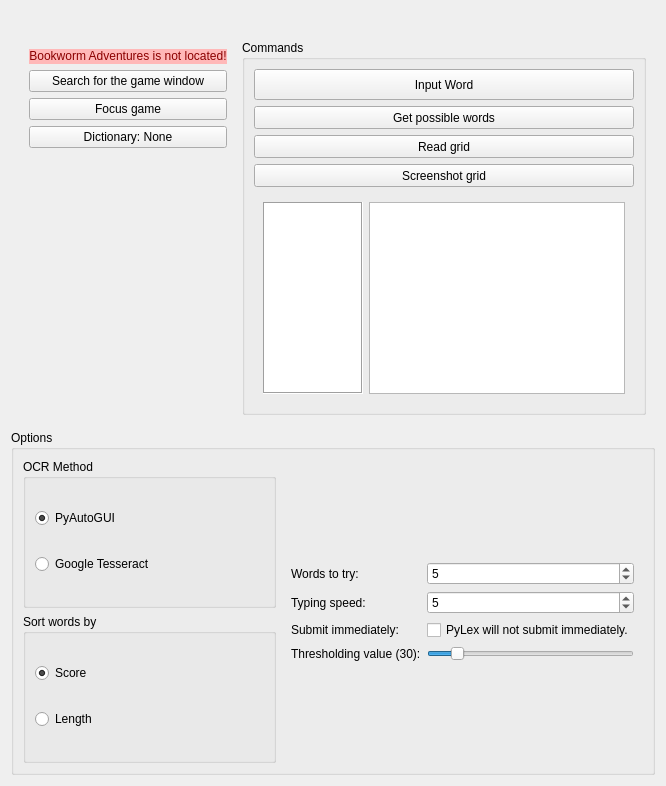
Old version of the form form.ui in the repository mb2g17/PyLex.
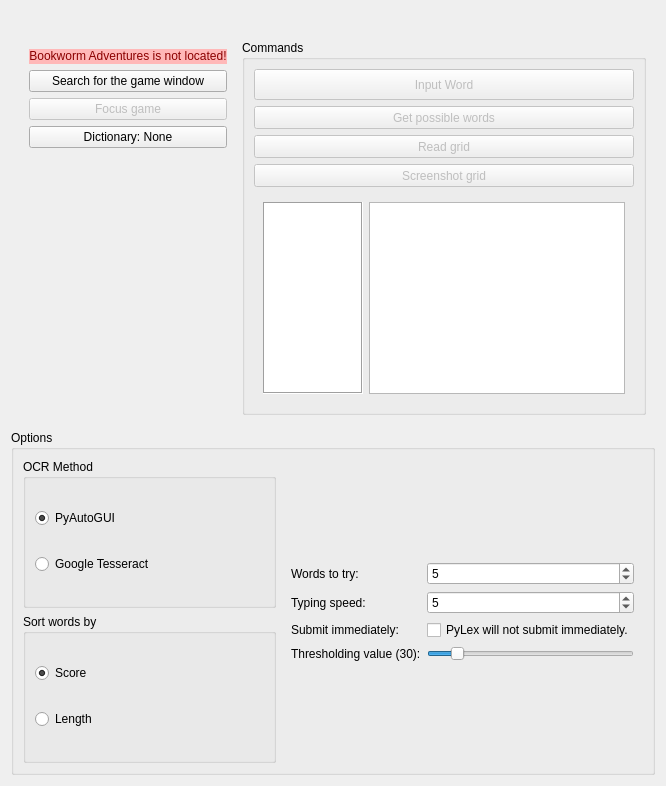
New version of the form. Icons and pictures are not drawn.

Commit message: command buttons are disabled when game isn't found

Diff of the .ui file:
```diff
--- a/form.ui
+++ b/form.ui
@@ -109,6 +109,9 @@
          </item>
          <item>
           <widget class="QPushButton" name="focusGame">
+           <property name="enabled">
+            <bool>false</bool>
+           </property>
            <property name="toolTip">
             <string>&lt;html&gt;&lt;head/&gt;&lt;body&gt;&lt;p&gt;Clicking this button will focus the game window, bringing it up from any other windows that are in-front of it.&lt;/p&gt;&lt;/body&gt;&lt;/html&gt;</string>
            </property>
@@ -187,6 +190,9 @@
         <layout class="QVBoxLayout" name="verticalLayout_4">
          <item>
           <widget class="QPushButton" name="inputWord">
+           <property name="enabled">
+            <bool>false</bool>
+           </property>
            <property name="minimumSize">
             <size>
              <width>0</width>
@@ -209,6 +215,9 @@
          </item>
          <item>
           <widget class="QPushButton" name="getPossibleWords">
+           <property name="enabled">
+            <bool>false</bool>
+           </property>
            <property name="minimumSize">
             <size>
              <width>0</width>
@@ -231,6 +240,9 @@
          </item>
          <item>
           <widget class="QPushButton" name="readGrid">
+           <property name="enabled">
+            <bool>false</bool>
+           </property>
            <property name="minimumSize">
             <size>
              <width>0</width>
@@ -253,6 +265,9 @@
          </item>
          <item>
           <widget class="QPushButton" name="screenshotGrid">
+           <property name="enabled">
+            <bool>false</bool>
+           </property>
            <property name="minimumSize">
             <size>
              <width>0</width>
```
The commit also changes 3 other files.
